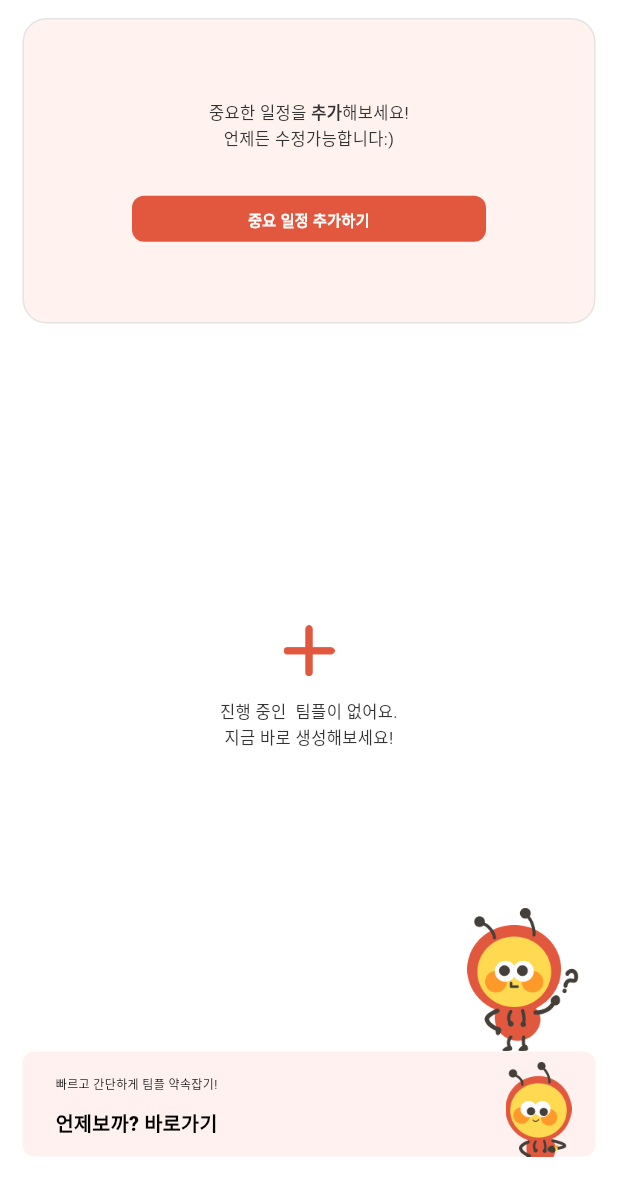
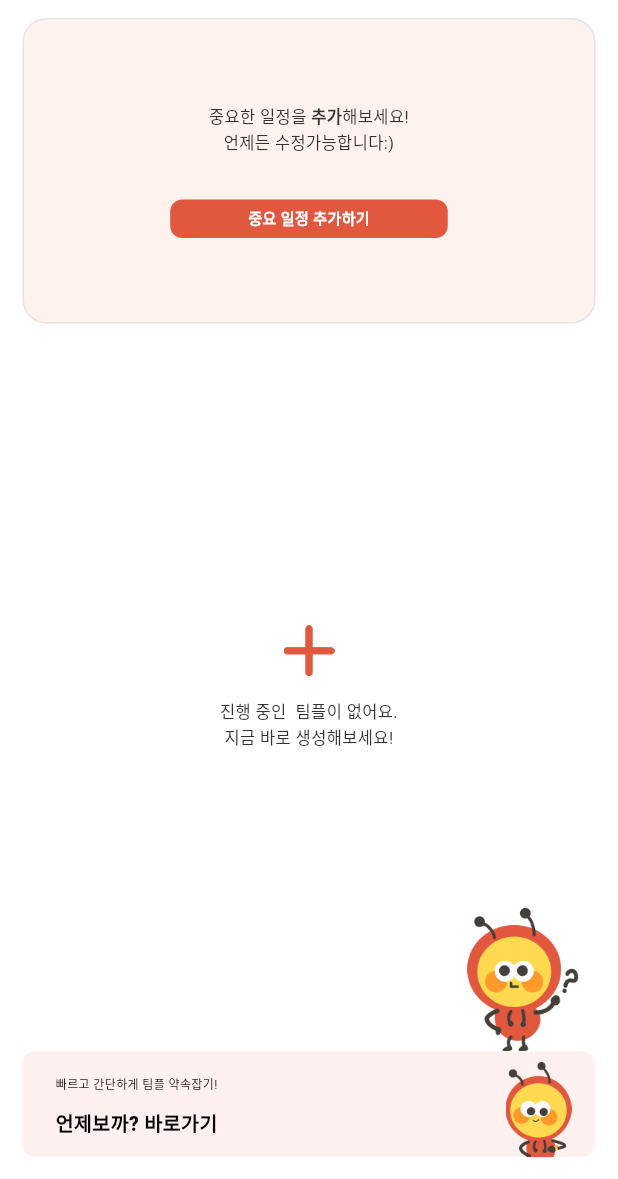
Before and after one commit to we-team-develop/front_weteam, a Flutter app: the Home screen opened directly, on a phone screen of 412 x 824 dp, the part 57-1236 px from its top. Run offline on Flutter 3.47's test engine with Material 3 defaults, Android fonts, the phone set to English and light mode, and no system bars; our stand-ins replace cloud_functions, firebase_auth, firebase_core, flutter_dotenv, get; missing offline and left inert: flutter_naver_login, kakao_flutter_sdk; accounts and stored records are empty; generated files the repository leaves out were written again; Roboto replaces fonts that are missing (NanumGothic, NanumGothicOTF, NanumSquareNeo); project files that could hold a hidden picture were left out.

Commit message:
refactor: 동일한 디자인의 버튼들을 NormalButton으로 통일합니다
해당되는 버튼:
- 중요 일정 추가하기
- D-Day 추가 다이얼로그의 확인 버튼
- 팀플 추가 다이얼로그의 확인 버튼

```diff
--- a/lib/view/home/home.dart
+++ b/lib/view/home/home.dart
@@ -5,6 +5,7 @@ import 'package:front_weteam/view/dialog/home/add_dday_dialog.dart';
 import 'package:front_weteam/view/dialog/home/add_team_dialog.dart';
 import 'package:front_weteam/view/dialog/home/check_remove_dday_dialog.dart';
 import 'package:front_weteam/view/widget/app_title_widget.dart';
+import 'package:front_weteam/view/widget/normal_button.dart';
 import 'package:front_weteam/view/widget/team_information_widget.dart';
 import 'package:get/get.dart';
 
@@ -142,37 +143,7 @@ class _HomeState extends State<Home> {
               const SizedBox(
                 height: 30,
               ),
-              GestureDetector(
-                onTap: () {
-                  _showDialog(const AddDDayDialog());
-                },
-                child: Padding(
-                    padding:
-                        const EdgeInsets.symmetric(vertical: 0, horizontal: 72),
-                    child: AspectRatio(
-                      aspectRatio: 185 / 24,
-                      child: Container(
-                        decoration: ShapeDecoration(
-                          color: const Color(0xFFE2583E),
-                          shape: RoundedRectangleBorder(
-                              borderRadius: BorderRadius.circular(8)),
-                        ),
-                        child: const Center(
-                          child: Text(
-                            '중요 일정 추가하기',
-                            textAlign: TextAlign.center,
-                            style: TextStyle(
-                              color: Colors.white,
-                              fontSize: 10,
-                              fontFamily: 'NanumGothicOTF',
-                              fontWeight: FontWeight.w700,
-                              height: 0,
-                            ),
-                          ),
-                        ),
-                      ),
-                    )),
-              )
+              NormalButton(text: '중요 일정 추가하기', onTap: () => _showDialog(const AddDDayDialog())),
             ],
           ),
         ),
--- /dev/null
+++ b/lib/view/widget/normal_button.dart
@@ -0,0 +1,34 @@
+import 'package:flutter/cupertino.dart';
+
+class NormalButton extends StatelessWidget {
+  final String text;
+  final VoidCallback? onTap;
+
+  const NormalButton({super.key, this.text = "", this.onTap});
+
+  @override
+  Widget build(BuildContext context) {
+    return GestureDetector(
+      onTap: onTap,
+      child: Container(
+        width: 185,
+        height: 25.60,
+        alignment: Alignment.center,
+        decoration: ShapeDecoration(
+          color: const Color(0xFFE2583E),
+          shape: RoundedRectangleBorder(
+              borderRadius: BorderRadius.circular(8)),
+        ),
+        child: Text(
+          text,
+          style: const TextStyle(
+            color: Color(0xFFFFFFFF),
+            fontSize: 10,
+            fontFamily: 'NanumGothic',
+            fontWeight: FontWeight.w700,
+          ),
+        ),
+      ),
+    );
+  }
+}
```
Also changed, not shown: lib/view/dialog/home/add_dday_dialog.dart (+2 -24 lines), lib/view/dialog/home/add_team_dialog.dart (+2 -24 lines).
